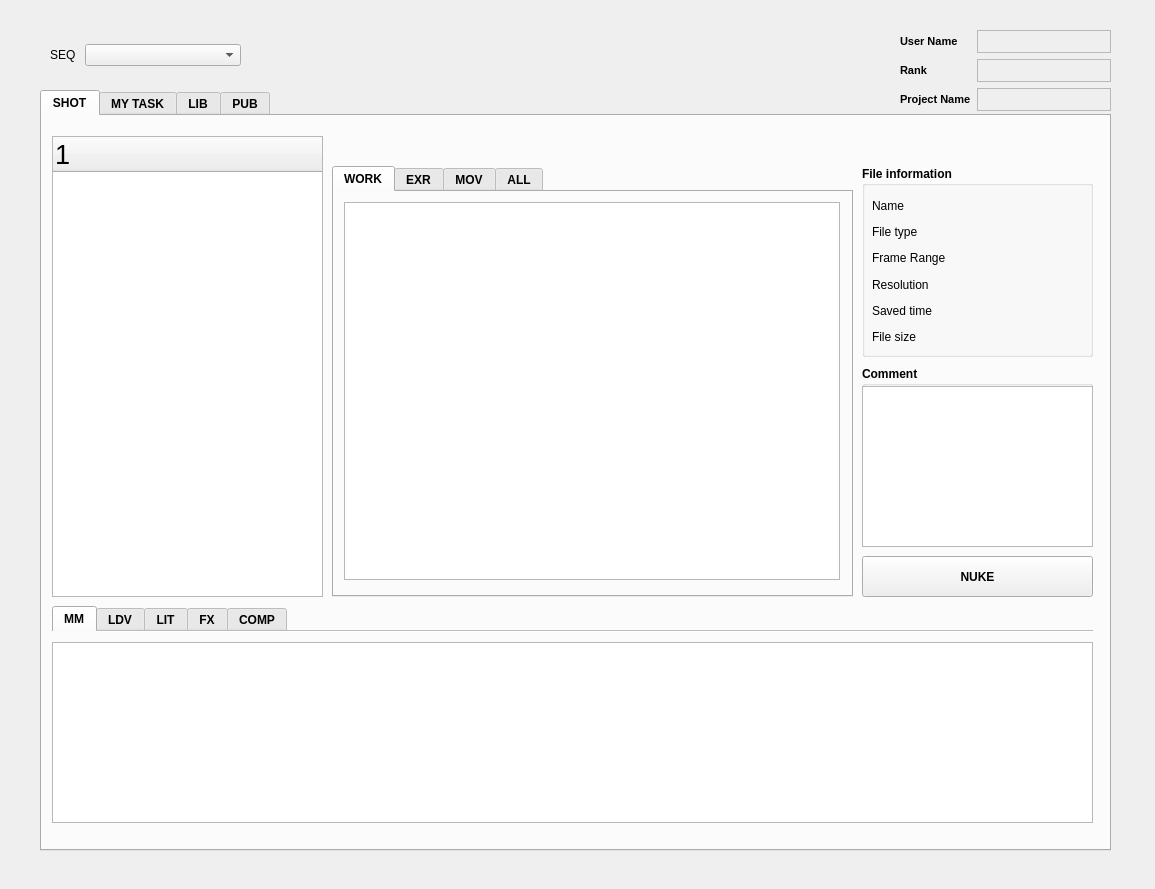
Qt form pipeline/scripts/loader/loader_ui/main_window_v002.ui (UiChul/yummy) before a commit.
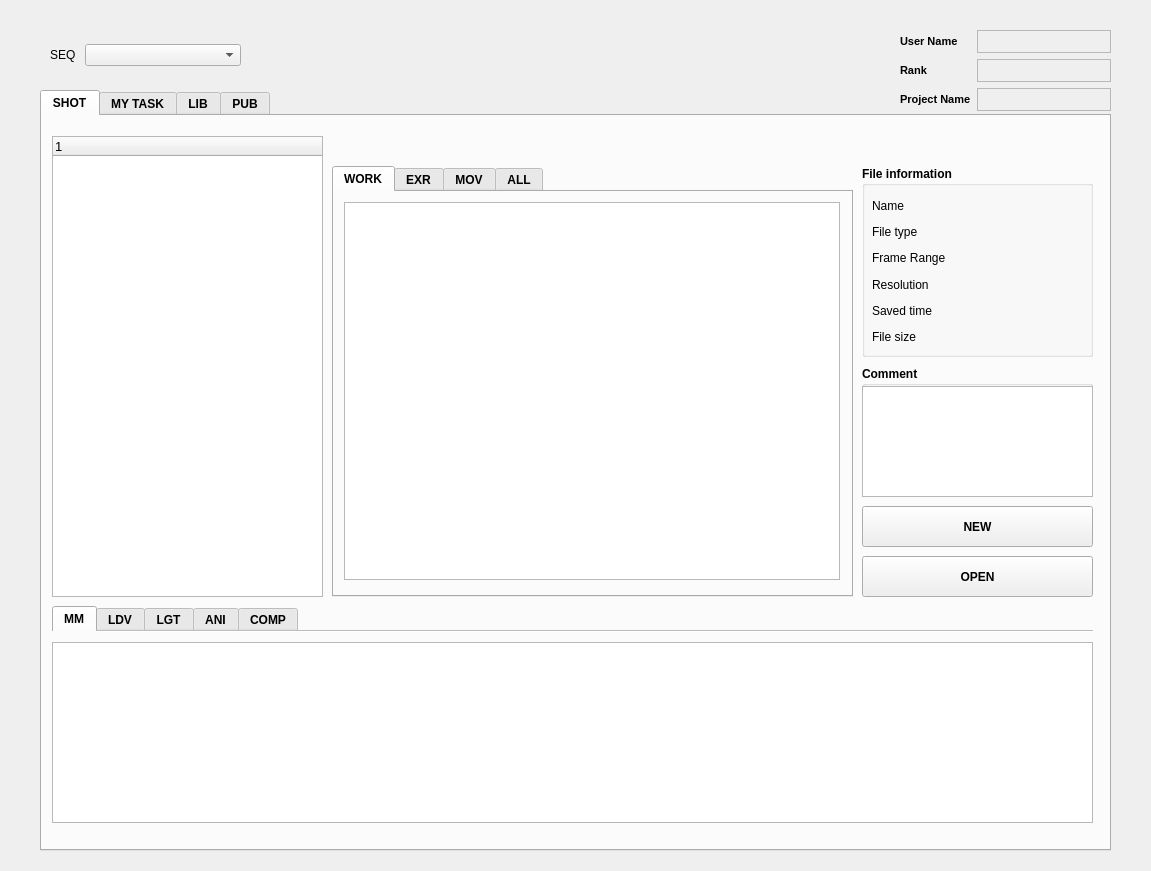
The same form after that commit. The open tabs and pages were chosen to show the change.

Diff of the .ui file:
```diff
--- a/pipeline/scripts/loader/loader_ui/main_window_v002.ui
+++ b/pipeline/scripts/loader/loader_ui/main_window_v002.ui
@@ -6,8 +6,8 @@
    <rect>
     <x>0</x>
     <y>0</y>
-    <width>1155</width>
-    <height>889</height>
+    <width>1151</width>
+    <height>871</height>
    </rect>
   </property>
   <property name="sizePolicy">
@@ -315,7 +315,7 @@
        <x>820</x>
        <y>250</y>
        <width>231</width>
-       <height>181</height>
+       <height>131</height>
       </rect>
      </property>
      <property name="font">
@@ -340,7 +340,7 @@
         <x>0</x>
         <y>20</y>
         <width>231</width>
-        <height>161</height>
+        <height>111</height>
        </rect>
       </property>
      </widget>
@@ -404,7 +404,7 @@
      </widget>
      <widget class="QWidget" name="tab_shot_lit">
       <attribute name="title">
-       <string>LIT</string>
+       <string>LGT</string>
       </attribute>
       <widget class="QTableWidget" name="tableWidget_shot_lit">
        <property name="geometry">
@@ -419,7 +419,7 @@
      </widget>
      <widget class="QWidget" name="tab_shot_fx">
       <attribute name="title">
-       <string>FX</string>
+       <string>ANI</string>
       </attribute>
       <widget class="QTableWidget" name="tableWidget_shot_fx">
        <property name="geometry">
@@ -688,7 +688,7 @@
       </rect>
      </property>
      <property name="text">
-      <string>NUKE</string>
+      <string>OPEN</string>
      </property>
     </widget>
     <widget class="QTreeWidget" name="treeWidget">
@@ -702,7 +702,7 @@
      </property>
      <property name="font">
       <font>
-       <pointsize>20</pointsize>
+       <pointsize>10</pointsize>
        <bold>false</bold>
       </font>
      </property>
@@ -712,6 +712,19 @@
       </property>
      </column>
     </widget>
+    <widget class="QPushButton" name="pushButton_shot_new">
+     <property name="geometry">
+      <rect>
+       <x>820</x>
+       <y>390</y>
+       <width>231</width>
+       <height>41</height>
+      </rect>
+     </property>
+     <property name="text">
+      <string>NEW</string>
+     </property>
+    </widget>
    </widget>
    <widget class="QWidget" name="tab_my_task">
     <attribute name="title">
```
Left out of the diff: 18 changed lines with no effect on the pictures.
